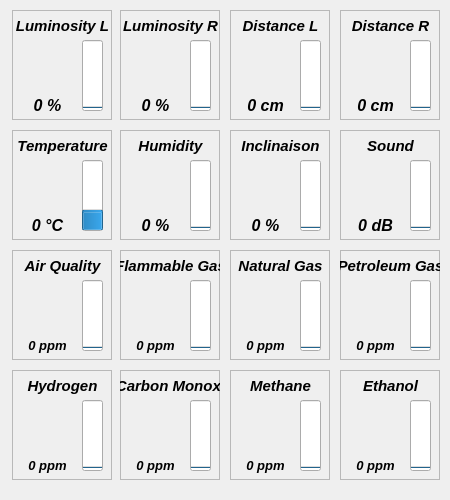
The window that Dialog_Sensors.ui (CactusTribe/PyRobot) describes before a commit, drawn with Qt 5.
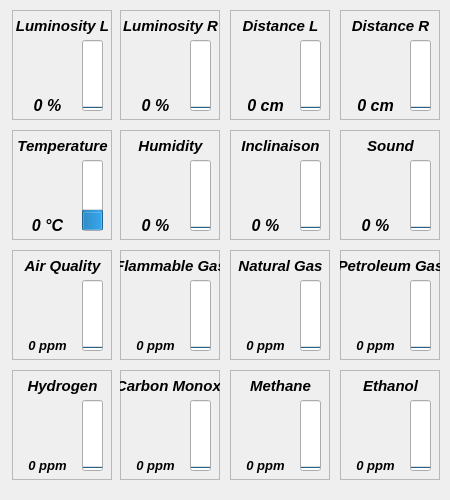
The same window after the commit. Icons and pictures are not drawn.

What changed in the file:
```diff
--- a/Dialog_Sensors.ui
+++ b/Dialog_Sensors.ui
@@ -636,7 +636,7 @@
      </font>
     </property>
     <property name="text">
-     <string>0 dB</string>
+     <string>0 %</string>
     </property>
     <property name="alignment">
      <set>Qt::AlignCenter</set>
```
Left out of the diff: 16 changed lines with no effect on the pictures.
